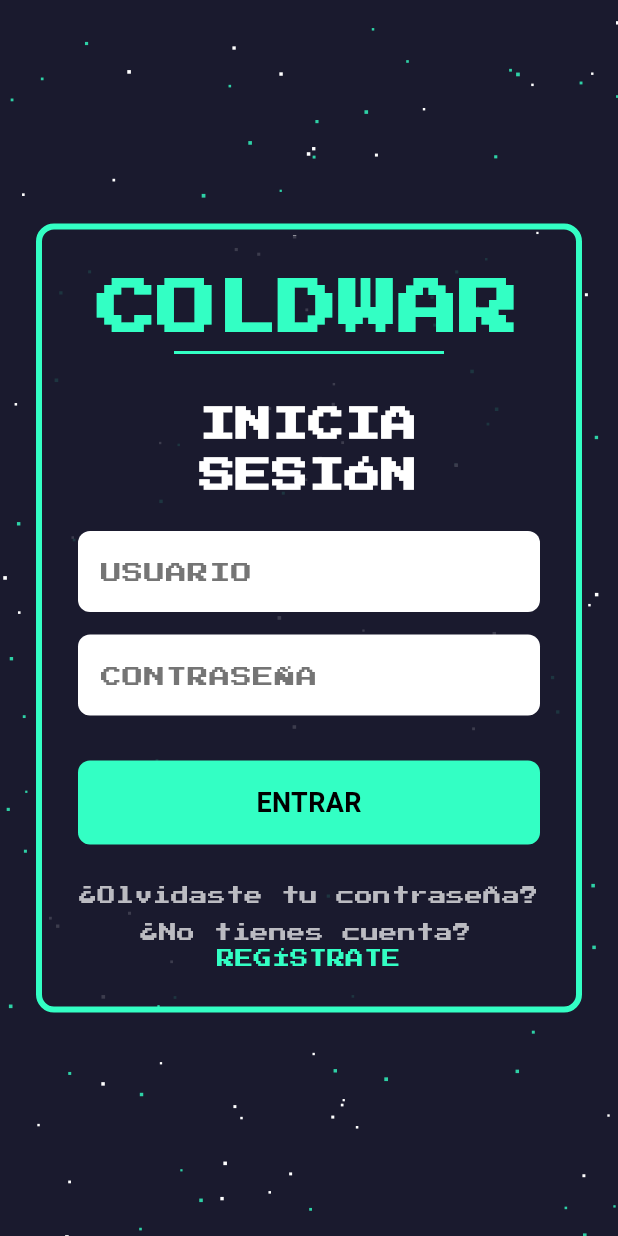
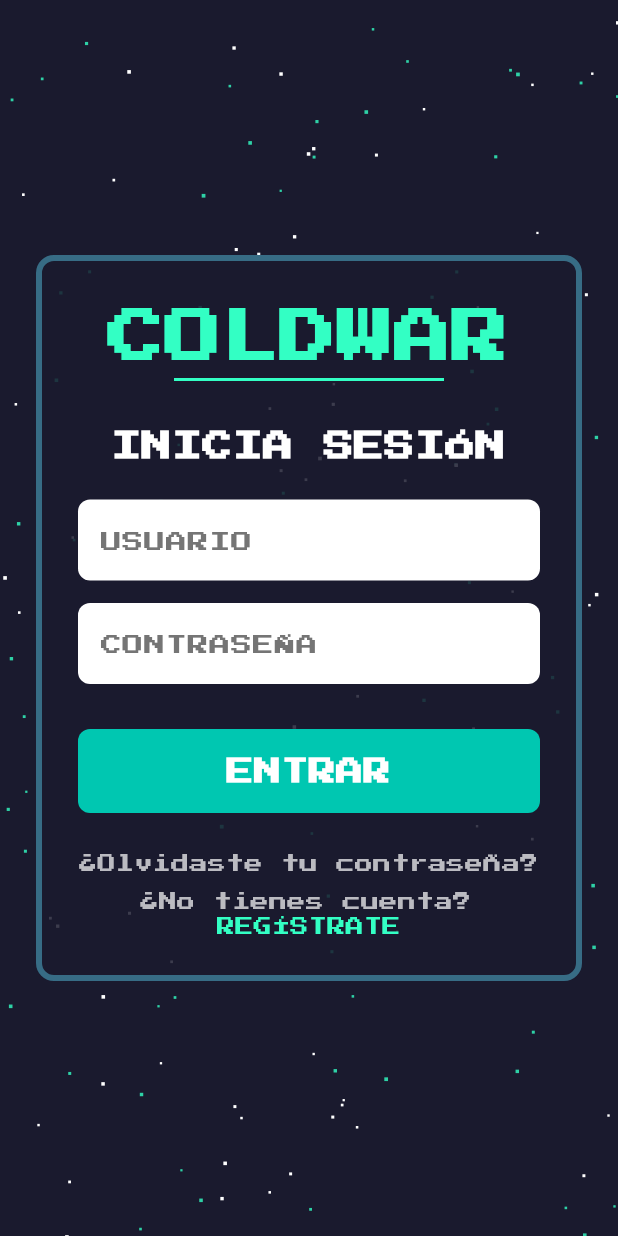
Before and after one commit to AlexUT22393235/cw_mobile_app, a Flutter app: the screen it shows after launch, after a tap on "REGÍSTRATE", after a tap on "INICIA SESIÓN", on a phone screen of 412 x 824 dp. Run offline on Flutter 3.47's test engine with Material 3 defaults, Android fonts, the phone set to English and light mode, and no system bars; Roboto replaces fonts that are missing (PixelFont).

Commit message:
Modularazación de componente recurrente. Alex

```diff
--- /dev/null
+++ b/lib/features/products/presentation/screens/general/basic_general_screen.dart
@@ -0,0 +1,45 @@
+import 'package:flutter/material.dart';
+
+// Importación de los componentes base
+import '../../widgets/common/pixel_frame_card.dart';
+import '../../widgets/common/titles/application_title.dart';
+import '../../widgets/common/titles/section_title.dart';
+
+// Clase renombrada para reflejar que es un layout/wrapper básico y general
+class BasicContentLayout extends StatelessWidget {
+  // 1. Título dinámico de la sección (ej. 'INICIA SESIÓN')
+  final String sectionTitleText;
+  // 2. Contenido variable (campos, botones y enlaces)
+  final Widget content;
+
+  const BasicContentLayout({
+    super.key,
+    required this.sectionTitleText,
+    required this.content,
+  });
+
+  @override
+  Widget build(BuildContext context) {
+    // Usamos el SingleChildScrollView para manejar el desbordamiento en pantallas pequeñas
+    return SingleChildScrollView(
+      padding: const EdgeInsets.all(24.0), // Padding de la página
+
+      // 1. El marco que se adapta al contenido (PixelFrameCard)
+      child: PixelFrameCard(
+        child: Column(
+          mainAxisSize: MainAxisSize.min, // Ajusta el tamaño al contenido
+          children: <Widget>[
+            // Título Principal Fijo
+            const ApplicationTitle(titleText: 'COLDWAR'),
+
+            // Título de la Sección (Variable: Login o Registro)
+            SectionTitle(titleText: sectionTitleText),
+
+            // Contenido Dinámico (Campos, Botones, Enlaces)
+            content,
+          ],
+        ),
+      ),
+    );
+  }
+}
--- a/lib/features/products/presentation/screens/login_page.dart
+++ b/lib/features/products/presentation/screens/login_page.dart
@@ -1,8 +1,14 @@
 import 'package:flutter/material.dart';
+
+// Importación del layout genérico
+
+import '../screens/general/basic_general_screen.dart';
+
+
 import '../widgets/common/pixel_text_field.dart';
 import '../widgets/common/pixel_button.dart';
-import '../widgets/common/text/pixel_text.dart'; // Importa el nuevo widget
-import '../widgets/common/text/styles/text_styles.dart'; // Importa los estilos
+import '../widgets/common/text/pixel_text.dart';
+
 
 class LoginPage extends StatefulWidget {
   final VoidCallback onRegisterRequested;
@@ -34,40 +40,17 @@ class _LoginPageState extends State<LoginPage> {
 
   @override
   Widget build(BuildContext context) {
-    const Color darkBackground = Color(0xFF1A1A2E);
+    // El color coldWarBlue es necesario aquí para el enlace de "REGÍSTRATE"
     const Color coldWarBlue = Color(0xFF33FFC4);
 
-    return SingleChildScrollView(
-      key: const ValueKey('LoginContent'),
-      padding: const EdgeInsets.all(24.0),
+    // Reemplazamos toda la estructura externa por el layout modular
+    return BasicContentLayout(
+      sectionTitleText: 'INICIA SESIÓN',
 
-      child: Container(
-        decoration: BoxDecoration(
-          border: Border.all(color: coldWarBlue, width: 4.0),
-          borderRadius: BorderRadius.circular(12.0),
-        ),
-        padding: const EdgeInsets.all(4.0),
-
-        child: Container(
-          decoration: BoxDecoration(
-            color: darkBackground.withOpacity(0.85),
-            borderRadius: BorderRadius.circular(8.0),
-          ),
-          padding: const EdgeInsets.all(20.0),
-          constraints: const BoxConstraints(maxWidth: 400),
-
-          child: Column(
+      // El 'content' es el Column que contiene los campos y acciones
+      content: Column(
         mainAxisSize: MainAxisSize.min,
         children: <Widget>[
-              // Título principal: COLDWAR
-              PixelText.displayLarge('COLDWAR', color: coldWarBlue),
-              Container(height: 2.0, color: coldWarBlue, width: 180.0),
-              const SizedBox(height: 30.0),
-
-              // Título: INICIA SESIÓN
-              PixelText.titleLarge('INICIA SESIÓN', color: Colors.white),
-              const SizedBox(height: 20.0),
-
           // Campo Usuario
           PixelTextField(
             labelText: 'USUARIO',
@@ -122,8 +105,6 @@ class _LoginPageState extends State<LoginPage> {
           ),
         ],
       ),
-        ),
-      ),
     );
   }
 }
--- a/lib/features/products/presentation/screens/register_page.dart
+++ b/lib/features/products/presentation/screens/register_page.dart
@@ -1,8 +1,13 @@
 import 'package:flutter/material.dart';
+
+// Importación del layout genérico
+import '../screens/general/basic_general_screen.dart';
+
+// Importaciones de los componentes que sí son específicos de Registro
 import '../widgets/common/pixel_text_field.dart';
 import '../widgets/common/pixel_button.dart';
 import '../widgets/common/text/pixel_text.dart';
-import '../widgets/common/text/styles/text_styles.dart';
+// Eliminamos: text/styles/text_styles.dart (ya no es necesario)
 
 class RegisterPage extends StatefulWidget {
   final VoidCallback onLoginRequested;
@@ -42,56 +47,26 @@ class _RegisterPageState extends State<RegisterPage> {
 
   @override
   Widget build(BuildContext context) {
-    const Color darkBackground = Color(0xFF1A1A2E);
+    // El color coldWarBlue es necesario aquí para el enlace inferior.
     const Color coldWarBlue = Color(0xFF33FFC4);
 
-    return SingleChildScrollView(
-      key: const ValueKey('RegisterContent'),
-      padding: const EdgeInsets.all(16.0),
+    // Reemplazamos toda la estructura externa (SingleChildScrollView, Container, BoxDecoration)
+    // por el layout modular BasicContentLayout.
+    return BasicContentLayout(
+      sectionTitleText: 'REGÍSTRATE', // Título de la sección
 
-      child: Container(
-        decoration: BoxDecoration(
-          border: Border.all(color: coldWarBlue, width: 4.0),
-          borderRadius: BorderRadius.circular(12.0),
-        ),
-        padding: const EdgeInsets.all(4.0),
-
-        child: Container(
-          decoration: BoxDecoration(
-            color: darkBackground.withOpacity(0.85),
-            borderRadius: BorderRadius.circular(8.0),
-          ),
-          padding: const EdgeInsets.all(20.0),
-          constraints: BoxConstraints(
-            maxWidth: MediaQuery.of(context).size.width * 0.9,
-          ),
-
-          child: Column(
+      // El 'content' es el Column con los campos y acciones específicas de Registro
+      content: Column(
         mainAxisSize: MainAxisSize.min,
         children: <Widget>[
-              // Título principal: COLDWAR
-              PixelText.displayLarge(
-                'COLDWAR',
-                color: coldWarBlue,
-
-              ),
-              Container(height: 2.0, color: coldWarBlue, width: 180.0),
-              const SizedBox(height: 30.0),
-
-              // Título: REGÍSTRATE
-              PixelText.titleLarge(
-                'REGÍSTRATE',
-                color: Colors.white,
-              ),
-              const SizedBox(height: 20.0),
-
-              // Campos de texto con sus controladores
+          // Campo Usuario
           PixelTextField(
             labelText: 'USUARIO',
             controller: _usuarioController,
           ),
           const SizedBox(height: 15.0),
 
+          // Campo Correo Electrónico
           PixelTextField(
             labelText: 'CORREO ELECTRÓNICO',
             keyboardType: TextInputType.emailAddress,
@@ -99,6 +74,7 @@ class _RegisterPageState extends State<RegisterPage> {
           ),
           const SizedBox(height: 15.0),
 
+          // Campo Contraseña
           PixelTextField(
             labelText: 'CONTRASEÑA',
             obscureText: true,
@@ -106,6 +82,7 @@ class _RegisterPageState extends State<RegisterPage> {
           ),
           const SizedBox(height: 15.0),
 
+          // Campo Confirmar Contraseña
           PixelTextField(
             labelText: 'CONFIRMAR CONTRASEÑA',
             obscureText: true,
@@ -122,7 +99,7 @@ class _RegisterPageState extends State<RegisterPage> {
           ),
           const SizedBox(height: 25.0),
 
-              // Enlace inferior (Volver a Login) - USANDO WRAP PARA RESPONSIVE
+          // Enlace inferior (Volver a Login)
           Wrap(
             alignment: WrapAlignment.center,
             crossAxisAlignment: WrapCrossAlignment.center,
@@ -143,8 +120,6 @@ class _RegisterPageState extends State<RegisterPage> {
           ),
         ],
       ),
-        ),
-      ),
     );
   }
 }
--- a/lib/features/products/presentation/widgets/common/pixel_button.dart
+++ b/lib/features/products/presentation/widgets/common/pixel_button.dart
@@ -9,7 +9,7 @@ class PixelButton extends StatelessWidget {
     Key? key,
     required this.text,
     this.onPressed,
-    this.color = const Color(0xFF33FFC4), // Color turquesa
+    this.color = const Color(0xFF00C7B1), // Color turquesa
   }) : super(key: key);
 
   @override
@@ -27,10 +27,10 @@ class PixelButton extends StatelessWidget {
         child: Text(
           text.toUpperCase(),
           style: const TextStyle(
-            color: Colors.black,
+            color: Colors.white,
             fontSize: 18.0,
             fontWeight: FontWeight.bold,
-            fontFamily: 'PixelFont', // La fuente que configuramos
+            fontFamily: 'PressStart2P', // La fuente que configuramos
           ),
         ),
       ),
--- /dev/null
+++ b/lib/features/products/presentation/widgets/common/pixel_frame_card.dart
@@ -0,0 +1,52 @@
+import 'package:flutter/material.dart';
+
+class PixelFrameCard extends StatelessWidget {
+  // El contenido interno de la tarjeta (títulos, campos, botones, etc.)
+  final Widget child;
+  // Opcional: El color de fondo.
+  final Color innerBackgroundColor;
+  // ELIMINAMOS maxWidth como parámetro ya que el ancho lo da el contenido.
+
+  const PixelFrameCard({
+    super.key,
+    required this.child,
+    this.innerBackgroundColor = const Color(0xFF1A1A2E), // darkBackground
+  });
+
+  // Constantes de estilo
+  // Color Azul Grisáceo: RGB(55, 108, 133)
+  static const Color _frameColor = Color.fromARGB(255, 55, 108, 133);
+  static const double _borderWidth = 4.0;
+  static const double _outerRadius = 12.0;
+  static const double _innerRadius = 8.0;
+  static const double _outerPadding = 4.0;
+  static const double _innerPadding = 20.0;
+
+  @override
+  Widget build(BuildContext context) {
+    // 1. Usamos Center para centrar el marco horizontalmente en la pantalla.
+    return Center(
+      // 2. Quitamos ConstrainedBox para permitir que el ancho se defina por el contenido.
+      child: Container(
+        // 1. Contenedor Exterior (El Borde)
+        // El ancho de este Container lo define implícitamente su contenido (child)
+        decoration: BoxDecoration(
+          border: Border.all(color: _frameColor, width: _borderWidth),
+          borderRadius: BorderRadius.circular(_outerRadius),
+        ),
+        padding: const EdgeInsets.all(_outerPadding),
+
+        child: Container(
+          // 2. Contenedor Interior (Fondo Oscuro y Padding de Contenido)
+          decoration: BoxDecoration(
+            color: innerBackgroundColor.withOpacity(0.85),
+            borderRadius: BorderRadius.circular(_innerRadius),
+          ),
+          padding: const EdgeInsets.all(_innerPadding),
+
+          child: child, // El 'child' (Column con COLDWAR) define el ancho.
+        ),
+      ),
+    );
+  }
+}
--- a/lib/features/products/presentation/widgets/common/text/styles/text_styles.dart
+++ b/lib/features/products/presentation/widgets/common/text/styles/text_styles.dart
@@ -8,9 +8,9 @@ class PixelTextStyles {
   static const double medium = 14.0;
   static const double large = 16.0;
   static const double extraLarge = 18.0;
-  static const double title = 24.0;
+  static const double title = 20.0;
   static const double headline = 32.0;
-  static const double display = 40.0;
+  static const double display = 38.0;
 
   // Estilos predefinidos
   static TextStyle displayLarge({Color color = Colors.white}) {
--- /dev/null
+++ b/lib/features/products/presentation/widgets/common/titles/application_title.dart
@@ -0,0 +1,44 @@
+import 'package:flutter/material.dart';
+// Importación de tu widget de texto reutilizable
+import '../text/pixel_text.dart';
+
+class ApplicationTitle extends StatelessWidget {
+  // Único parámetro requerido: el texto del título (ej. 'COLDWAR')
+  final String titleText;
+
+  const ApplicationTitle({
+    super.key,
+    required this.titleText,
+  });
+
+  // --- Estilos fijos y Constantes de Color ---
+  // Definimos la constante de color que antes era local en login_page.dart
+  static const Color _coldWarBlue = Color(0xFF33FFC4);
+
+  static const double _lineWidth = 180.0;
+  static const double _gapBelowLine = 30.0;
+
+  @override
+  Widget build(BuildContext context) {
+    return Column(
+      mainAxisSize: MainAxisSize.min, // Ocupa solo el espacio necesario
+      children: [
+        // 1. Título principal: Uso de tu factory constructor
+        PixelText.displayLarge(
+          titleText,
+          color: _coldWarBlue, // Usa la constante definida aquí
+        ),
+
+        // 2. Línea divisoria (Separador)
+        Container(
+          height: 2.0,
+          color: _coldWarBlue, // Usa el mismo color
+          width: _lineWidth,
+        ),
+
+        // 3. Espacio de separación consistente
+        const SizedBox(height: _gapBelowLine),
+      ],
+    );
+  }
+}
--- /dev/null
+++ b/lib/features/products/presentation/widgets/common/titles/section_title.dart
@@ -0,0 +1,35 @@
+import 'package:flutter/material.dart';
+// Importación de tu widget de texto reutilizable
+import '../text/pixel_text.dart';
+
+class SectionTitle extends StatelessWidget {
+  // Parámetro requerido: el texto de la sección (ej. 'INICIA SESIÓN')
+  final String titleText;
+
+  const SectionTitle({
+    super.key,
+    required this.titleText,
+  });
+
+  // Estilos fijos para la consistencia visual
+  static const Color _titleColor = Colors.white;
+  static const double _gapBelowTitle = 20.0;
+
+  @override
+  Widget build(BuildContext context) {
+    return Column(
+      mainAxisSize: MainAxisSize.min, // Ocupa solo el espacio necesario
+      children: [
+        // 1. Título de la Sección: Uso de tu factory constructor titleLarge
+        PixelText.titleLarge(
+          titleText,
+          color: _titleColor,
+          // Por defecto, PixelText.titleLarge ya usa FontWeight.bold y TextAlign.center
+        ),
+
+        // 2. Espacio de separación consistente
+        const SizedBox(height: _gapBelowTitle),
+      ],
+    );
+  }
+}
```
Lines whose indentation alone changed are shown as unchanged.
